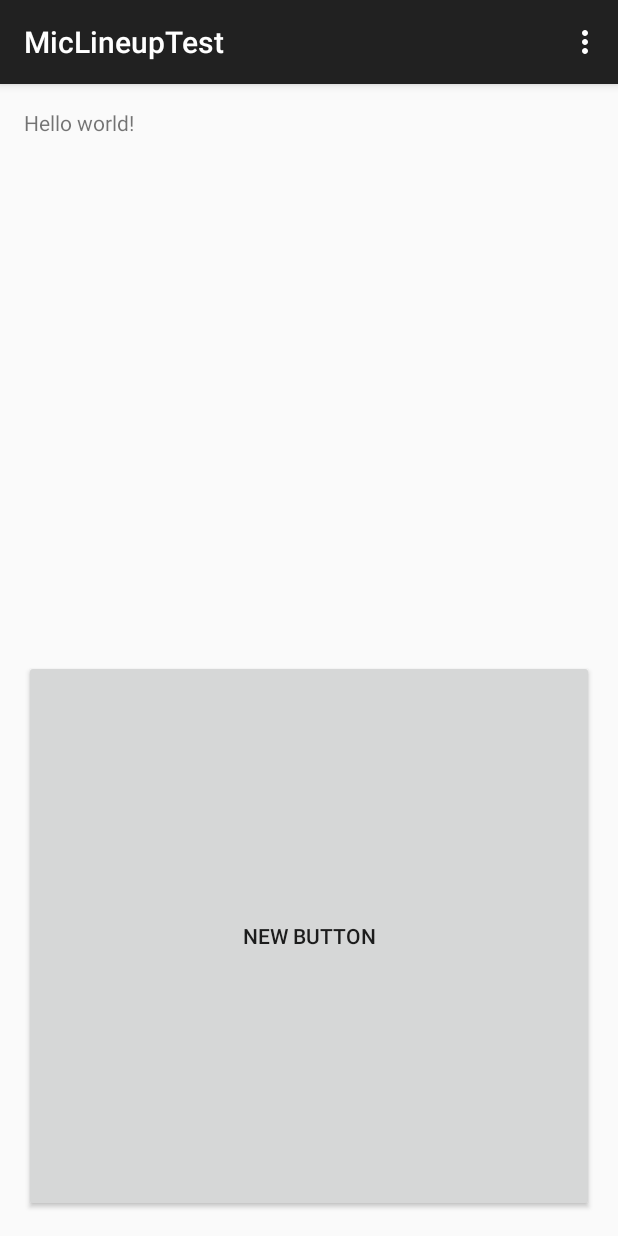
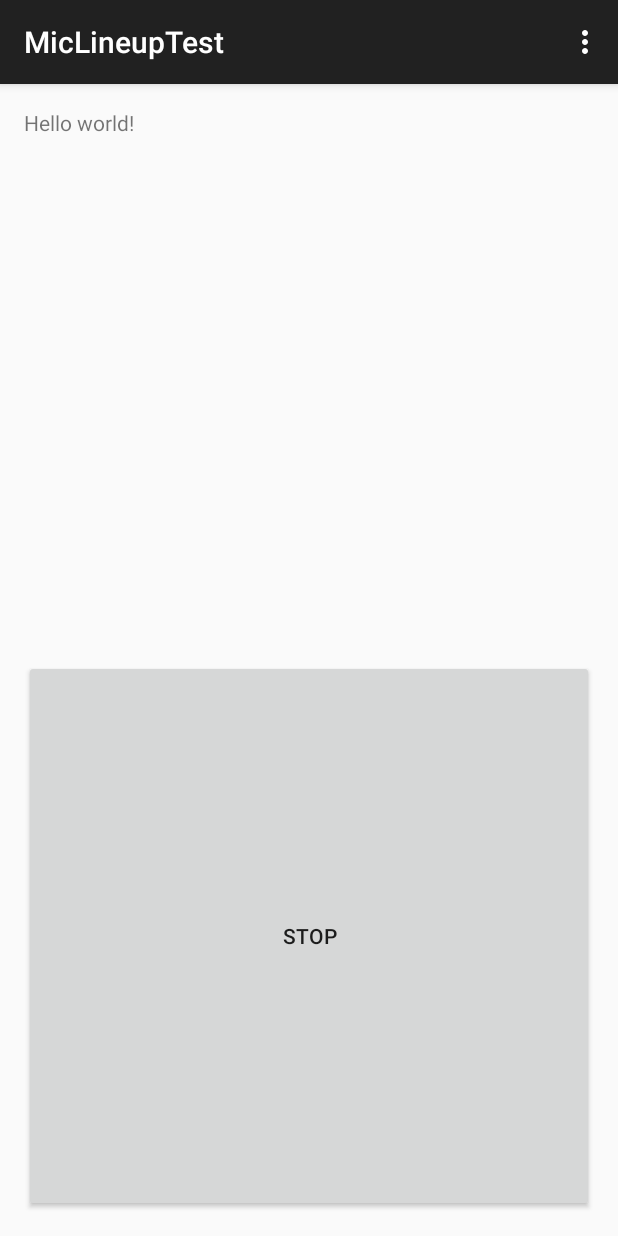
Before and after one commit to liangc8367/mic_lineup_test, an Android app: the screen it shows after launch (MainActivity), in the options menu, after a tap on "Settings", on a phone screen of 412 x 824 dp. Run offline under Robolectric (Android 15) with nearby library versions, the phone set to English and light mode, and no system bars.

Commit message:
- added toggle button.

```diff
--- a/app/src/main/java/com/bluesky/osprey/miclineuptest/MainActivity.java
+++ b/app/src/main/java/com/bluesky/osprey/miclineuptest/MainActivity.java
@@ -4,6 +4,9 @@ import android.support.v7.app.ActionBarActivity;
 import android.os.Bundle;
 import android.view.Menu;
 import android.view.MenuItem;
+import android.widget.Button;
+import android.widget.TextView;
+import android.view.View;
 
 
 public class MainActivity extends ActionBarActivity {
@@ -12,6 +15,9 @@ public class MainActivity extends ActionBarActivity {
     protected void onCreate(Bundle savedInstanceState) {
         super.onCreate(savedInstanceState);
         setContentView(R.layout.activity_main);
+
+        mBtnToggle = (Button)findViewById(R.id.btnToggle);
+        mTxtStatus = (TextView)findViewById(R.id.txtStatus);
     }
 
 
@@ -36,4 +42,26 @@ public class MainActivity extends ActionBarActivity {
 
         return super.onOptionsItemSelected(item);
     }
+
+    public void onToggleButton(View view){
+        mEnabled = !mEnabled;
+        updateGUI();
+    }
+
+
+
+    /** private methods and members */
+
+    private void updateGUI(){
+        if(mEnabled){
+            mBtnToggle.setText("Stop");
+        } else {
+            mBtnToggle.setText("Start");
+        }
+    }
+
+    Button mBtnToggle;
+    TextView mTxtStatus;
+
+    boolean mEnabled = false;
 }
--- a/app/src/main/res/layout/activity_main.xml
+++ b/app/src/main/res/layout/activity_main.xml
@@ -3,23 +3,28 @@
     android:layout_height="match_parent" android:paddingLeft="@dimen/activity_horizontal_margin"
     android:paddingRight="@dimen/activity_horizontal_margin"
     android:paddingTop="@dimen/activity_vertical_margin"
-    android:paddingBottom="@dimen/activity_vertical_margin" tools:context=".MainActivity">
+    android:paddingBottom="@dimen/activity_vertical_margin" tools:context=".MainActivity"
+    >
 
     <LinearLayout
         android:orientation="vertical"
         android:layout_width="fill_parent"
-        android:layout_height="fill_parent">
+        android:layout_height="fill_parent"
+        android:focusableInTouchMode="true"
+        android:focusable="true">
 
         <TextView android:text="@string/hello_world" android:layout_width="fill_parent"
             android:layout_height="fill_parent"
-            android:layout_weight="1" />
+            android:layout_weight="1"
+            android:id="@+id/txtStatus" />
 
         <Button
             android:layout_width="fill_parent"
             android:layout_height="fill_parent"
             android:text="New Button"
-            android:id="@+id/button"
-            android:layout_weight="1" />
+            android:id="@+id/btnToggle"
+            android:layout_weight="1"
+            android:onClick="onToggleButton" />
     </LinearLayout>
 
 </RelativeLayout>
```
Also changed, not shown: 1 other file.
